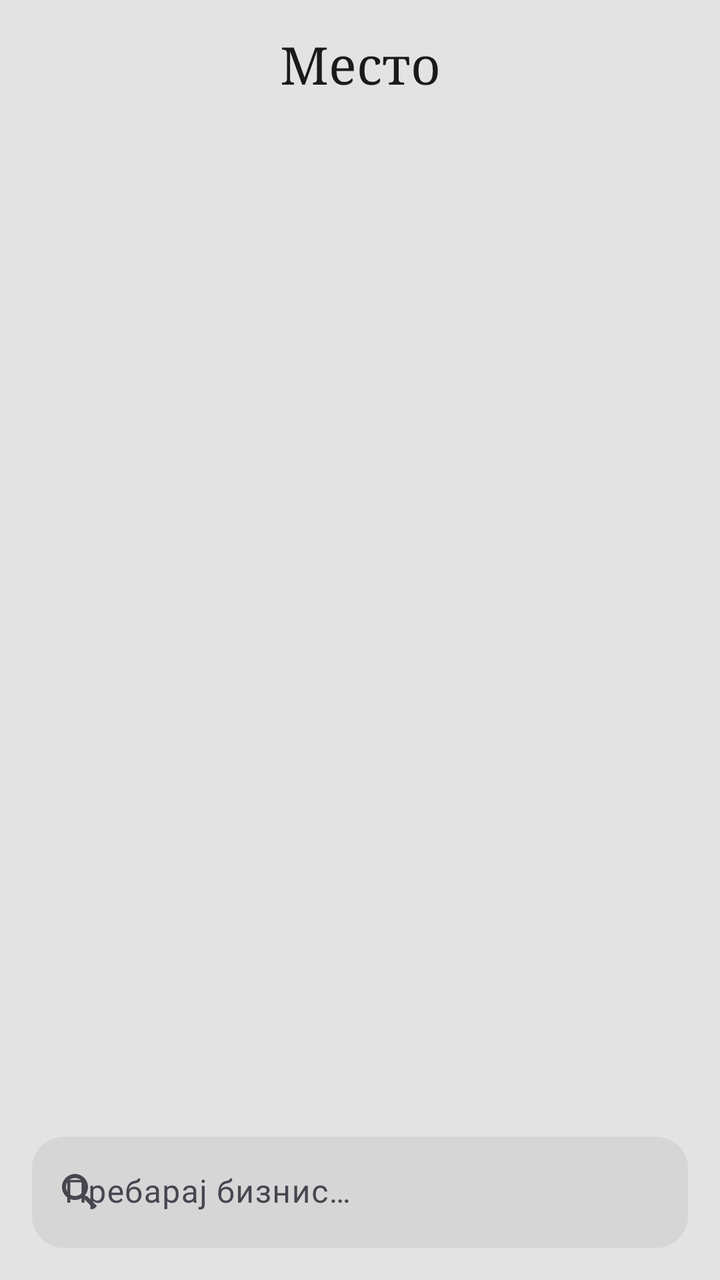
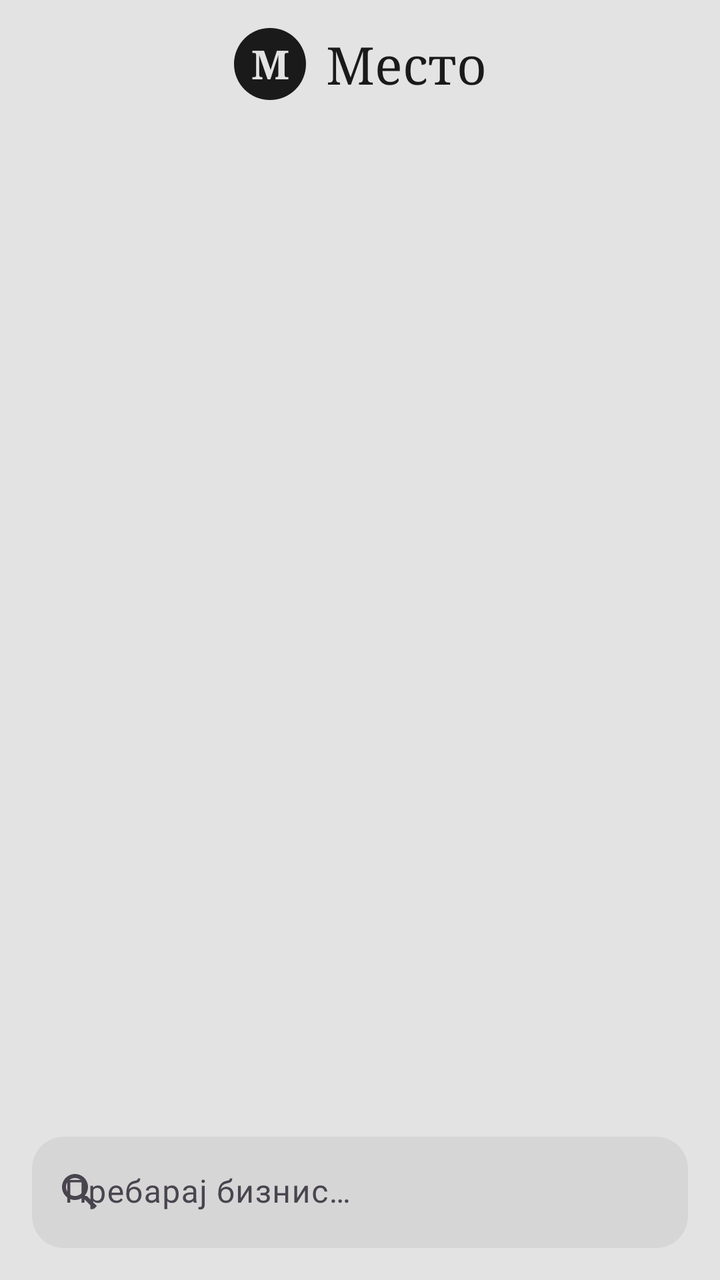

Two renders of the same Android screen: before a commit and after it. Below are the layout's source before the change and the commit's diff.
<!-- AndroidManifest.xml: application theme Theme.Mesto_samostojna -->
<!-- res/layout/activity_main.xml -->
<?xml version="1.0" encoding="utf-8"?>
<LinearLayout xmlns:android="http://schemas.android.com/apk/res/android"
    xmlns:app="http://schemas.android.com/apk/res-auto"
    xmlns:tools="http://schemas.android.com/tools"
    android:id="@+id/main"
    android:layout_width="match_parent"
    android:layout_height="match_parent"
    android:background="@color/cream"
    android:orientation="vertical"
    tools:context=".MainActivity">

    <com.google.android.material.appbar.MaterialToolbar
        android:id="@+id/toolbar"
        android:layout_width="match_parent"
        android:layout_height="?attr/actionBarSize"
        android:background="@color/cream"
        android:elevation="0dp">

        <TextView
            android:layout_width="wrap_content"
            android:layout_height="wrap_content"
            android:layout_gravity="center"
            android:fontFamily="serif"
            android:text="@string/brand_mesto"
            android:textColor="@color/ink"
            android:textSize="26sp" />
    </com.google.android.material.appbar.MaterialToolbar>

    <com.google.android.material.tabs.TabLayout
        android:id="@+id/tabs"
        android:layout_width="match_parent"
        android:layout_height="wrap_content"
        android:background="@color/cream"
        app:tabGravity="fill"
        app:tabMode="fixed"
        app:tabTextColor="@color/ink" />

    <androidx.viewpager2.widget.ViewPager2
        android:id="@+id/view_pager"
        android:layout_width="match_parent"
        android:layout_height="0dp"
        android:layout_weight="1" />

    <com.google.android.material.textfield.TextInputLayout
        android:id="@+id/til_search"
        style="@style/Widget.Material3.TextInputLayout.FilledBox"
        android:layout_width="match_parent"
        android:layout_height="wrap_content"
        android:layout_marginStart="16dp"
        android:layout_marginEnd="16dp"
        android:layout_marginBottom="16dp"
        android:hint="@string/hint_search_business"
        app:boxBackgroundColor="@color/linen"
        app:boxCornerRadiusBottomEnd="16dp"
        app:boxCornerRadiusBottomStart="16dp"
        app:boxCornerRadiusTopEnd="16dp"
        app:boxCornerRadiusTopStart="16dp"
        app:boxStrokeWidth="0dp"
        app:endIconMode="clear_text"
        app:startIconDrawable="@drawable/ic_search_small">

        <com.google.android.material.textfield.TextInputEditText
            android:id="@+id/input_search"
            android:layout_width="match_parent"
            android:layout_height="wrap_content"
            android:inputType="text"
            android:textColor="@color/ink" />
    </com.google.android.material.textfield.TextInputLayout>
</LinearLayout>
<!-- resources referenced by this layout -->
<resources>
  <color name="cream">#E3E3E3</color>
  <color name="ink">#1A1A1A</color>
  <color name="linen">#D6D6D6</color>
  <!-- drawable ic_search_small (drawable) -->
  <?xml version="1.0" encoding="utf-8"?>
  <vector xmlns:android="http://schemas.android.com/apk/res/android"
      android:width="24dp"
      android:height="24dp"
      android:viewportWidth="24"
      android:viewportHeight="24">
      <path
          android:fillColor="#FF1A1A1A"
          android:pathData="M15.5,14h-0.79l-0.28,-0.27C15.41,12.59 16,11.11 16,9.5 16,5.91 13.09,3 9.5,3S3,5.91 3,9.5 5.91,16 9.5,16c1.61,0 3.09,-0.59 4.23,-1.57l0.27,0.28v0.79l5,4.99L20.49,19l-4.99,-5zM9.5,14C7.01,14 5,11.99 5,9.5S7.01,5 9.5,5 14,7.01 14,9.5 11.99,14 9.5,14z" />
  </vector>
  <string name="brand_mesto">Место</string>
  <string name="hint_search_business">Пребарај бизнис…</string>
  <style name="Theme.Mesto_samostojna" parent="Base.Theme.Mesto_samostojna" />
  <style name="Base.Theme.Mesto_samostojna" parent="Theme.Material3.DayNight.NoActionBar">
          <item name="android:statusBarColor">@color/cream</item>
          <item name="android:navigationBarColor">@color/cream</item>
          <item name="android:windowLightStatusBar">true</item>
          <item name="colorPrimary">@color/ink</item>
          <item name="colorSurface">@color/cream</item>
          <item name="android:colorBackground">@color/cream</item>
      </style>
</resources>

<!-- the commit's change to res/layout/activity_main.xml (unified diff, before → after) -->
@@ -16,14 +16,34 @@
         android:background="@color/cream"
         android:elevation="0dp">
 
-        <TextView
+        <LinearLayout
             android:layout_width="wrap_content"
             android:layout_height="wrap_content"
             android:layout_gravity="center"
-            android:fontFamily="serif"
-            android:text="@string/brand_mesto"
-            android:textColor="@color/ink"
-            android:textSize="26sp" />
+            android:gravity="center_vertical"
+            android:orientation="horizontal">
+
+            <TextView
+                android:layout_width="36dp"
+                android:layout_height="36dp"
+                android:background="@drawable/bg_toolbar_m_badge"
+                android:contentDescription="@string/app_name"
+                android:fontFamily="serif"
+                android:gravity="center"
+                android:text="M"
+                android:textColor="@color/cream"
+                android:textSize="20sp"
+                android:textStyle="bold" />
+
+            <TextView
+                android:layout_width="wrap_content"
+                android:layout_height="wrap_content"
+                android:layout_marginStart="10dp"
+                android:fontFamily="serif"
+                android:text="@string/brand_mesto"
+                android:textColor="@color/ink"
+                android:textSize="26sp" />
+        </LinearLayout>
     </com.google.android.material.appbar.MaterialToolbar>
 
     <com.google.android.material.tabs.TabLayout
<!-- resource entries referenced after the edit -->
@@ -3,6 +3,15 @@
   <color name="cream">#E3E3E3</color>
   <color name="ink">#1A1A1A</color>
   <color name="linen">#D6D6D6</color>
+  <!-- drawable bg_toolbar_m_badge (drawable) -->
+  <?xml version="1.0" encoding="utf-8"?>
+  <shape xmlns:android="http://schemas.android.com/apk/res/android"
+      android:shape="oval">
+      <solid android:color="@color/ink" />
+      <size
+          android:width="36dp"
+          android:height="36dp" />
+  </shape>
   <!-- drawable ic_search_small (drawable) -->
   <?xml version="1.0" encoding="utf-8"?>
   <vector xmlns:android="http://schemas.android.com/apk/res/android"
@@ -14,6 +23,7 @@
           android:fillColor="#FF1A1A1A"
           android:pathData="M15.5,14h-0.79l-0.28,-0.27C15.41,12.59 16,11.11 16,9.5 16,5.91 13.09,3 9.5,3S3,5.91 3,9.5 5.91,16 9.5,16c1.61,0 3.09,-0.59 4.23,-1.57l0.27,0.28v0.79l5,4.99L20.49,19l-4.99,-5zM9.5,14C7.01,14 5,11.99 5,9.5S7.01,5 9.5,5 14,7.01 14,9.5 11.99,14 9.5,14z" />
   </vector>
+  <string name="app_name">Mесто</string>
   <string name="brand_mesto">Место</string>
   <string name="hint_search_business">Пребарај бизнис…</string>
   <style name="Theme.Mesto_samostojna" parent="Base.Theme.Mesto_samostojna" />
